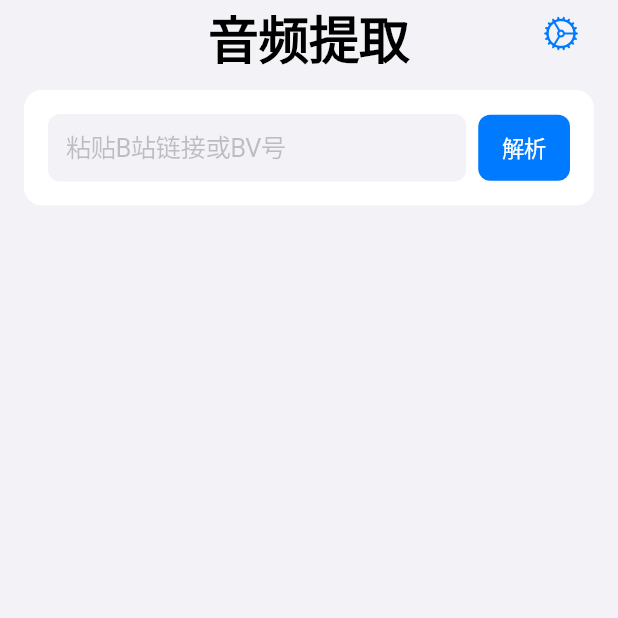
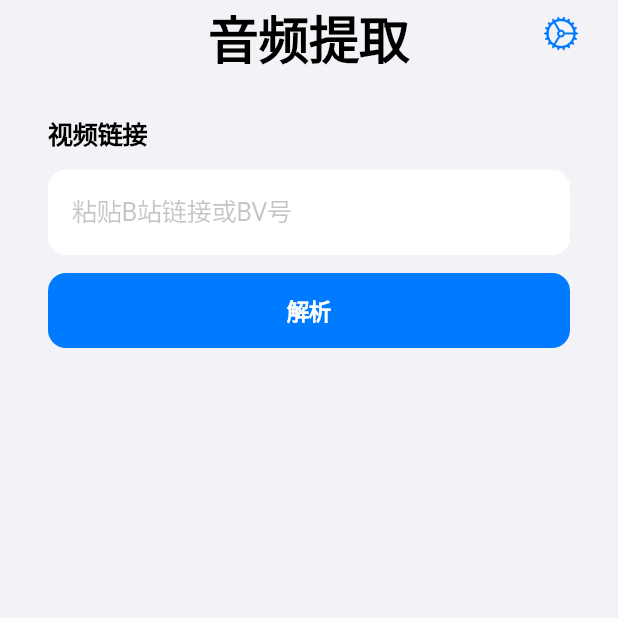
Before and after one commit to Fance-rest/BiliBiliAudioClipper, a Flutter app: the screen it shows after launch, on a phone screen of 412 x 824 dp, the top half of it. Run offline on Flutter 3.47's test engine with Material 3 defaults, Android fonts, the phone set to English and light mode, and no system bars; our stand-ins replace cookie_jar, dio, dio_cookie_manager, flutter_secure_storage, just_audio, qr_flutter and 1 more.

Commit message:
优化：主页 UI 布局对齐 Figma 设计
修复链接输入卡片：添加「视频链接」标题，输入框和按钮改为
上下排列，使用灰底白卡片风格，圆角和间距对齐设计稿。

Co-Authored-By: Claude Opus 4.6 (1M context) <noreply@anthropic.com>

```diff
--- a/lib/widgets/link_input.dart
+++ b/lib/widgets/link_input.dart
@@ -36,31 +36,41 @@ class _LinkInputState extends State<LinkInput> {
           margin: const EdgeInsets.symmetric(horizontal: 16, vertical: 8),
           padding: const EdgeInsets.all(16),
           decoration: BoxDecoration(
-            color: CupertinoColors.white,
-            borderRadius: BorderRadius.circular(12),
+            color: const Color(0xFFF2F2F7),
+            borderRadius: BorderRadius.circular(16),
           ),
           child: Column(
             crossAxisAlignment: CrossAxisAlignment.stretch,
             children: [
-              // Input row
-              Row(
-                children: [
-                  Expanded(
-                    child: CupertinoTextField(
+              // Section title
+              const Text(
+                '视频链接',
+                style: TextStyle(
+                  fontSize: 17,
+                  fontWeight: FontWeight.w600,
+                ),
+              ),
+              const SizedBox(height: 12),
+
+              // Input field
+              CupertinoTextField(
                 controller: _controller,
                 placeholder: '粘贴B站链接或BV号',
-                      padding: const EdgeInsets.symmetric(horizontal: 12, vertical: 10),
+                padding: const EdgeInsets.all(16),
                 decoration: BoxDecoration(
-                        color: const Color(0xFFF2F2F7),
-                        borderRadius: BorderRadius.circular(8),
+                  color: CupertinoColors.white,
+                  borderRadius: BorderRadius.circular(12),
                 ),
               ),
-                  ),
-                  const SizedBox(width: 8),
-                  CupertinoButton(
-                    padding: const EdgeInsets.symmetric(horizontal: 16, vertical: 10),
+              const SizedBox(height: 12),
+
+              // Parse button (full width)
+              SizedBox(
+                width: double.infinity,
+                child: CupertinoButton(
+                  padding: const EdgeInsets.symmetric(vertical: 14),
                   color: const Color(0xFF007AFF),
-                    borderRadius: BorderRadius.circular(8),
+                  borderRadius: BorderRadius.circular(12),
                   onPressed: isLoading
                       ? null
                       : () {
@@ -71,31 +81,36 @@ class _LinkInputState extends State<LinkInput> {
                         },
                   child: isLoading
                       ? const CupertinoActivityIndicator(color: CupertinoColors.white)
-                        : const Text(
-                            '解析',
-                            style: TextStyle(color: CupertinoColors.white, fontSize: 15),
+                      : const Text('解析', style: TextStyle(color: CupertinoColors.white, fontSize: 15, fontWeight: FontWeight.w600)),
                 ),
-                  ),
-                ],
               ),
 
               // Error message
               if (provider.parseState == ParseState.error && provider.errorMessage != null) ...[
-                const SizedBox(height: 8),
+                const SizedBox(height: 12),
                 Text(
                   provider.errorMessage!,
                   style: const TextStyle(color: CupertinoColors.destructiveRed, fontSize: 13),
                 ),
               ],
 
-              // Video info card
+              // Video info result card
               if (provider.parseState == ParseState.success && provider.videoInfo != null) ...[
                 const SizedBox(height: 12),
+                Container(
+                  padding: const EdgeInsets.all(16),
+                  decoration: BoxDecoration(
+                    color: CupertinoColors.white,
+                    borderRadius: BorderRadius.circular(12),
+                  ),
+                  child: Column(
+                    children: [
+                      // Thumbnail + title + duration
                       Row(
                         crossAxisAlignment: CrossAxisAlignment.start,
                         children: [
                           ClipRRect(
-                      borderRadius: BorderRadius.circular(6),
+                            borderRadius: BorderRadius.circular(8),
                             child: Image.network(
                               provider.videoInfo!.coverUrl,
                               width: 100,
@@ -105,11 +120,11 @@ class _LinkInputState extends State<LinkInput> {
                                 width: 100,
                                 height: 75,
                                 color: const Color(0xFFE5E5EA),
-                          child: const Icon(CupertinoIcons.photo, color: CupertinoColors.systemGrey),
+                                child: const Icon(CupertinoIcons.video_camera, color: CupertinoColors.systemGrey),
                               ),
                             ),
                           ),
-                    const SizedBox(width: 10),
+                          const SizedBox(width: 12),
                           Expanded(
                             child: Column(
                               crossAxisAlignment: CrossAxisAlignment.start,
@@ -118,11 +133,11 @@ class _LinkInputState extends State<LinkInput> {
                                   provider.videoInfo!.title,
                                   maxLines: 2,
                                   overflow: TextOverflow.ellipsis,
-                            style: const TextStyle(fontSize: 14, fontWeight: FontWeight.w500),
+                                  style: const TextStyle(fontSize: 15, fontWeight: FontWeight.w600),
                                 ),
                                 const SizedBox(height: 4),
                                 Text(
-                            '时长：${_formatDuration(provider.videoInfo!.duration)}',
+                                  _formatDuration(provider.videoInfo!.duration),
                                   style: const TextStyle(fontSize: 13, color: CupertinoColors.systemGrey),
                                 ),
                               ],
@@ -130,13 +145,15 @@ class _LinkInputState extends State<LinkInput> {
                           ),
                         ],
                       ),
-                const SizedBox(height: 12),
+                      const SizedBox(height: 16),
 
-                // Download button
-                CupertinoButton(
-                  padding: const EdgeInsets.symmetric(vertical: 12),
+                      // Download button (full width)
+                      SizedBox(
+                        width: double.infinity,
+                        child: CupertinoButton(
+                          padding: const EdgeInsets.symmetric(vertical: 14),
                           color: const Color(0xFF007AFF),
-                  borderRadius: BorderRadius.circular(10),
+                          borderRadius: BorderRadius.circular(12),
                           onPressed: (isDownloading || provider.downloadState == DownloadState.done)
                               ? null
                               : () => provider.downloadAudio(),
@@ -144,32 +161,34 @@ class _LinkInputState extends State<LinkInput> {
                               ? const Row(
                                   mainAxisAlignment: MainAxisAlignment.center,
                                   children: [
-                            Icon(CupertinoIcons.checkmark_circle_fill,
-                                color: CupertinoColors.white, size: 18),
+                                    Icon(CupertinoIcons.checkmark_circle_fill, color: CupertinoColors.white, size: 18),
                                     SizedBox(width: 6),
-                            Text('已下载', style: TextStyle(color: CupertinoColors.white)),
+                                    Text('已下载', style: TextStyle(color: CupertinoColors.white, fontWeight: FontWeight.w600)),
                                   ],
                                 )
                               : isDownloading
                                   ? const CupertinoActivityIndicator(color: CupertinoColors.white)
-                          : const Text('下载音频', style: TextStyle(color: CupertinoColors.white)),
+                                  : const Text('下载音频', style: TextStyle(color: CupertinoColors.white, fontSize: 15, fontWeight: FontWeight.w600)),
+                        ),
                       ),
 
                       // Download progress bar
                       if (isDownloading) ...[
-                  const SizedBox(height: 8),
-                  LinearProgressIndicator(
+                        const SizedBox(height: 12),
+                        ClipRRect(
+                          borderRadius: BorderRadius.circular(2),
+                          child: LinearProgressIndicator(
                             value: provider.downloadProgress,
                             backgroundColor: const Color(0xFFE5E5EA),
                             valueColor: const AlwaysStoppedAnimation<Color>(Color(0xFF007AFF)),
                             minHeight: 4,
-                    borderRadius: BorderRadius.circular(2),
                           ),
-                  const SizedBox(height: 4),
+                        ),
+                        const SizedBox(height: 8),
                         Text(
-                    '${(provider.downloadProgress * 100).toStringAsFixed(0)}%',
-                    style: const TextStyle(fontSize: 12, color: CupertinoColors.systemGrey),
-                    textAlign: TextAlign.right,
+                          '下载中... ${(provider.downloadProgress * 100).toStringAsFixed(0)}%',
+                          style: const TextStyle(fontSize: 13, color: CupertinoColors.systemGrey),
+                          textAlign: TextAlign.center,
                         ),
                       ],
 
@@ -182,6 +201,9 @@ class _LinkInputState extends State<LinkInput> {
                         ),
                       ],
                     ],
+                  ),
+                ),
+              ],
             ],
           ),
         );
```
Lines whose indentation alone changed are shown as unchanged.
